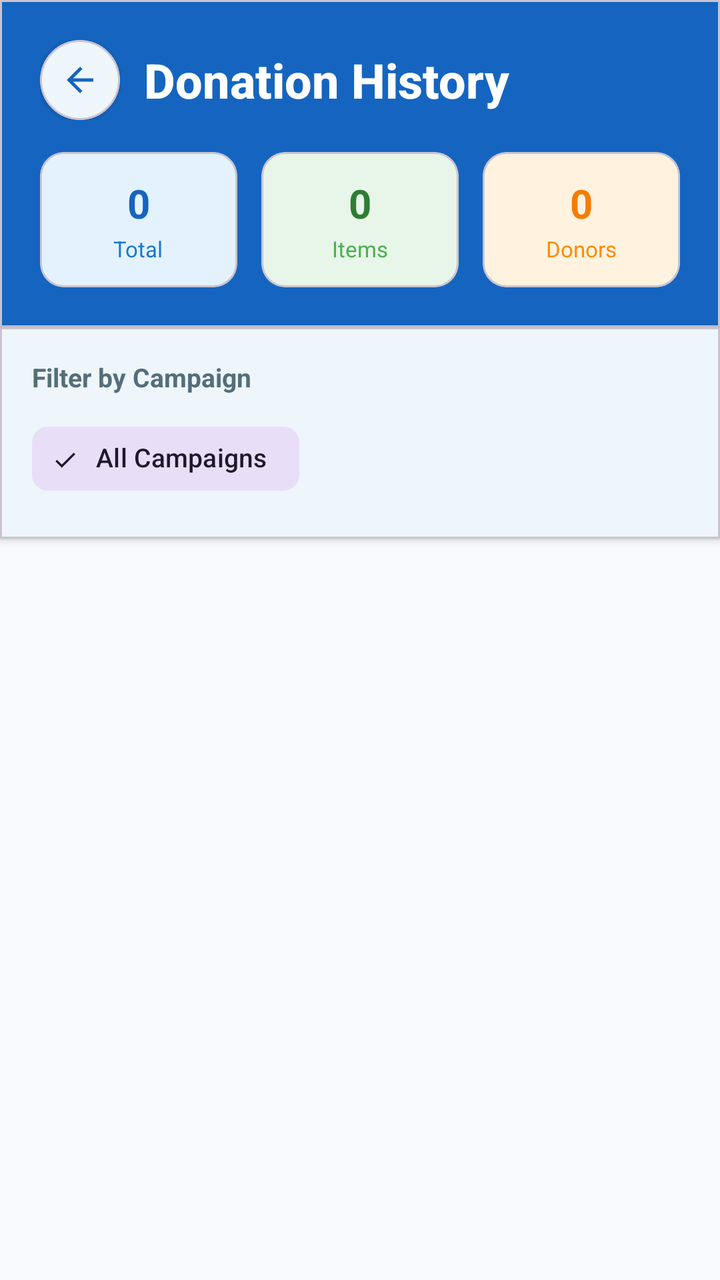
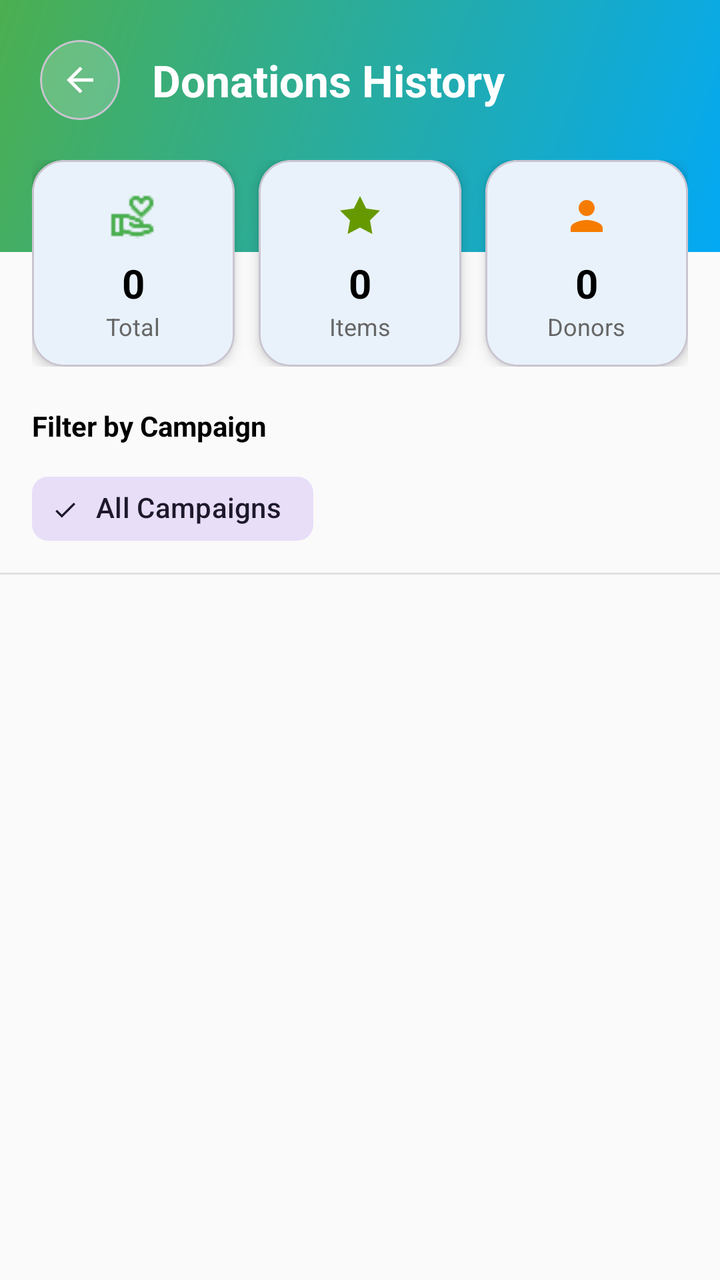

Compare the two renders of this Android layout. The source of the first and the diff that turns it into the second are given below.
<!-- AndroidManifest.xml: application theme Theme.GiveEase -->
<!-- res/layout/fragment_ngo_donation_history.xml -->
<?xml version="1.0" encoding="utf-8"?>
<LinearLayout xmlns:android="http://schemas.android.com/apk/res/android"
    xmlns:app="http://schemas.android.com/apk/res-auto"
    android:layout_width="match_parent"
    android:layout_height="match_parent"
    android:orientation="vertical"
    android:background="#F8F9FC">

    
    <com.google.android.material.card.MaterialCardView
        android:layout_width="match_parent"
        android:layout_height="wrap_content"
        app:cardCornerRadius="0dp"
        app:cardBackgroundColor="#1565C0">

        <LinearLayout
            android:layout_width="match_parent"
            android:layout_height="wrap_content"
            android:orientation="vertical"
            android:padding="20dp">

            <LinearLayout
                android:layout_width="match_parent"
                android:layout_height="wrap_content"
                android:orientation="horizontal"
                android:gravity="center_vertical"
                android:layout_marginBottom="16dp">

                <com.google.android.material.card.MaterialCardView
                    android:id="@+id/btnBack"
                    android:layout_width="40dp"
                    android:layout_height="40dp"
                    app:cardCornerRadius="20dp"
                    app:cardElevation="2dp"
                    app:cardBackgroundColor="#FFFFFF"
                    android:clickable="true"
                    android:focusable="true">

                    <ImageView
                        android:layout_width="20dp"
                        android:layout_height="20dp"
                        android:layout_gravity="center"
                        android:src="@drawable/ic_back"
                        app:tint="#1565C0" />
                </com.google.android.material.card.MaterialCardView>

                <TextView
                    android:layout_width="0dp"
                    android:layout_height="wrap_content"
                    android:layout_weight="1"
                    android:text="Donation History"
                    android:textSize="24sp"
                    android:textStyle="bold"
                    android:textColor="#FFFFFF"
                    android:fontFamily="sans-serif-medium"
                    android:layout_marginStart="12dp" />
            </LinearLayout>

            
            <LinearLayout
                android:layout_width="match_parent"
                android:layout_height="wrap_content"
                android:orientation="horizontal"
                android:weightSum="3">

                
                <com.google.android.material.card.MaterialCardView
                    android:layout_width="0dp"
                    android:layout_weight="1"
                    android:layout_height="wrap_content"
                    app:cardCornerRadius="12dp"
                    app:cardElevation="0dp"
                    app:cardBackgroundColor="#E3F2FD"
                    android:layout_marginEnd="8dp">

                    <LinearLayout
                        android:layout_width="match_parent"
                        android:layout_height="wrap_content"
                        android:orientation="vertical"
                        android:padding="12dp"
                        android:gravity="center">

                        <TextView
                            android:id="@+id/tvTotalDonations"
                            android:layout_width="wrap_content"
                            android:layout_height="wrap_content"
                            android:text="0"
                            android:textSize="20sp"
                            android:textStyle="bold"
                            android:textColor="#1565C0" />

                        <TextView
                            android:layout_width="wrap_content"
                            android:layout_height="wrap_content"
                            android:text="Total"
                            android:textSize="11sp"
                            android:textColor="#1976D2"
                            android:layout_marginTop="2dp" />
                    </LinearLayout>
                </com.google.android.material.card.MaterialCardView>

                
                <com.google.android.material.card.MaterialCardView
                    android:layout_width="0dp"
                    android:layout_weight="1"
                    android:layout_height="wrap_content"
                    app:cardCornerRadius="12dp"
                    app:cardElevation="0dp"
                    app:cardBackgroundColor="#E8F5E9"
                    android:layout_marginHorizontal="4dp">

                    <LinearLayout
                        android:layout_width="match_parent"
                        android:layout_height="wrap_content"
                        android:orientation="vertical"
                        android:padding="12dp"
                        android:gravity="center">

                        <TextView
                            android:id="@+id/tvTotalItems"
                            android:layout_width="wrap_content"
                            android:layout_height="wrap_content"
                            android:text="0"
                            android:textSize="20sp"
                            android:textStyle="bold"
                            android:textColor="#2E7D32" />

                        <TextView
                            android:layout_width="wrap_content"
                            android:layout_height="wrap_content"
                            android:text="Items"
                            android:textSize="11sp"
                            android:textColor="#4CAF50"
                            android:layout_marginTop="2dp" />
                    </LinearLayout>
                </com.google.android.material.card.MaterialCardView>

                
                <com.google.android.material.card.MaterialCardView
                    android:layout_width="0dp"
                    android:layout_weight="1"
                    android:layout_height="wrap_content"
                    app:cardCornerRadius="12dp"
                    app:cardElevation="0dp"
                    app:cardBackgroundColor="#FFF3E0"
                    android:layout_marginStart="8dp">

                    <LinearLayout
                        android:layout_width="match_parent"
                        android:layout_height="wrap_content"
                        android:orientation="vertical"
                        android:padding="12dp"
                        android:gravity="center">

                        <TextView
                            android:id="@+id/tvUniqueDonors"
                            android:layout_width="wrap_content"
                            android:layout_height="wrap_content"
                            android:text="0"
                            android:textSize="20sp"
                            android:textStyle="bold"
                            android:textColor="#F57C00" />

                        <TextView
                            android:layout_width="wrap_content"
                            android:layout_height="wrap_content"
                            android:text="Donors"
                            android:textSize="11sp"
                            android:textColor="#FB8C00"
                            android:layout_marginTop="2dp" />
                    </LinearLayout>
                </com.google.android.material.card.MaterialCardView>
            </LinearLayout>
        </LinearLayout>
    </com.google.android.material.card.MaterialCardView>

    
    <com.google.android.material.card.MaterialCardView
        android:layout_width="match_parent"
        android:layout_height="wrap_content"
        app:cardCornerRadius="0dp"
        app:cardElevation="2dp"
        app:cardBackgroundColor="@android:color/white"
        android:layout_marginBottom="4dp">

        <LinearLayout
            android:layout_width="match_parent"
            android:layout_height="wrap_content"
            android:orientation="vertical"
            android:padding="16dp">

            <TextView
                android:layout_width="wrap_content"
                android:layout_height="wrap_content"
                android:text="Filter by Campaign"
                android:textSize="13sp"
                android:textStyle="bold"
                android:textColor="#546E7A"
                android:layout_marginBottom="8dp" />

            <HorizontalScrollView
                android:layout_width="match_parent"
                android:layout_height="wrap_content"
                android:scrollbars="none">

                <com.google.android.material.chip.ChipGroup
                    android:id="@+id/chipGroupCampaigns"
                    android:layout_width="wrap_content"
                    android:layout_height="wrap_content"
                    app:singleSelection="true"
                    app:chipSpacingHorizontal="8dp">

                    <com.google.android.material.chip.Chip
                        android:id="@+id/chipAll"
                        android:layout_width="wrap_content"
                        android:layout_height="wrap_content"
                        android:text="All Campaigns"
                        android:textSize="13sp"
                        style="@style/Widget.Material3.Chip.Filter"
                        android:checked="true" />
                </com.google.android.material.chip.ChipGroup>
            </HorizontalScrollView>
        </LinearLayout>
    </com.google.android.material.card.MaterialCardView>

    
    <FrameLayout
        android:layout_width="match_parent"
        android:layout_height="0dp"
        android:layout_weight="1">

        
        <androidx.recyclerview.widget.RecyclerView
            android:id="@+id/recyclerViewDonations"
            android:layout_width="match_parent"
            android:layout_height="match_parent"
            android:padding="16dp"
            android:clipToPadding="false" />

        
        <ProgressBar
            android:id="@+id/progressBar"
            android:layout_width="wrap_content"
            android:layout_height="wrap_content"
            android:layout_gravity="center"
            android:visibility="gone" />

        
        <LinearLayout
            android:id="@+id/layoutEmptyState"
            android:layout_width="match_parent"
            android:layout_height="match_parent"
            android:orientation="vertical"
            android:gravity="center"
            android:padding="40dp"
            android:visibility="gone">

            <ImageView
                android:layout_width="120dp"
                android:layout_height="120dp"
                android:src="@drawable/ic_history"
                app:tint="#BDBDBD"
                android:layout_marginBottom="20dp" />

            <TextView
                android:layout_width="wrap_content"
                android:layout_height="wrap_content"
                android:text="No Donations Yet"
                android:textSize="20sp"
                android:textStyle="bold"
                android:textColor="#546E7A"
                android:layout_marginBottom="8dp" />

            <TextView
                android:id="@+id/tvEmptyMessage"
                android:layout_width="wrap_content"
                android:layout_height="wrap_content"
                android:text="Donations to your campaigns will appear here"
                android:textSize="14sp"
                android:textColor="#78909C"
                android:gravity="center"
                android:lineSpacingExtra="4dp" />
        </LinearLayout>
    </FrameLayout>
</LinearLayout>
<!-- resources referenced by this layout -->
<resources>
  <!-- drawable ic_back (drawable) -->
  <vector xmlns:android="http://schemas.android.com/apk/res/android"
      android:width="24dp"
      android:height="24dp"
      android:viewportWidth="24"
      android:viewportHeight="24">
      <path
          android:fillColor="#FF000000"
          android:pathData="M20,11H7.83l5.59,-5.59L12,4l-8,8 8,8 1.41,-1.41L7.83,13H20v-2z"/>
  </vector>
  <!-- drawable ic_history: png bitmap (drawable, 413 bytes) -->
  <style name="Theme.GiveEase" parent="Theme.Material3.Light.NoActionBar">
          
          <item name="colorPrimary">@color/primary_blue</item>
          <item name="colorOnPrimary">@color/white</item>
          <item name="colorSecondary">@color/teal_200</item>
          <item name="colorOnSecondary">@color/black</item>
  
          
          <item name="android:windowBackground">@color/background</item>
          <item name="colorSurface">@color/surface</item>
          <item name="colorOnSurface">@color/onSurface</item>
          <item name="colorOnBackground">@color/onBackground</item>
  
          
          <item name="android:statusBarColor" tools:targetApi="l">?attr/colorPrimary</item>
  
      </style>
  <color name="primary_blue">#1976D2</color>
  <color name="white">#FFFFFFFF</color>
  <color name="teal_200">#FF03DAC5</color>
  <color name="black">#FF000000</color>
  <color name="background">#FAFAFA</color>
  <color name="surface">#FFFFFF</color>
  <color name="onSurface">#212121</color>
  <color name="onBackground">#212121</color>
</resources>

<!-- the commit's change to res/layout/fragment_ngo_donation_history.xml (unified diff, before → after) -->
@@ -4,26 +4,28 @@
     android:layout_width="match_parent"
     android:layout_height="match_parent"
     android:orientation="vertical"
-    android:background="#F8F9FC">
+    android:background="@color/background">
 
     
-    <com.google.android.material.card.MaterialCardView
+    <RelativeLayout
         android:layout_width="match_parent"
-        android:layout_height="wrap_content"
-        app:cardCornerRadius="0dp"
-        app:cardBackgroundColor="#1565C0">
+        android:layout_height="wrap_content">
 
         <LinearLayout
             android:layout_width="match_parent"
             android:layout_height="wrap_content"
+            android:background="@drawable/home_header_gradient"
             android:orientation="vertical"
-            android:padding="20dp">
-
+            android:paddingBottom="50dp">
+
+            
             <LinearLayout
                 android:layout_width="match_parent"
                 android:layout_height="wrap_content"
                 android:orientation="horizontal"
                 android:gravity="center_vertical"
+                android:paddingHorizontal="20dp"
+                android:paddingTop="20dp"
                 android:layout_marginBottom="16dp">
 
                 <com.google.android.material.card.MaterialCardView
@@ -31,8 +33,8 @@
                     android:layout_width="40dp"
                     android:layout_height="40dp"
                     app:cardCornerRadius="20dp"
-                    app:cardElevation="2dp"
-                    app:cardBackgroundColor="#FFFFFF"
+                    app:cardElevation="0dp"
+                    app:cardBackgroundColor="#33FFFFFF"
                     android:clickable="true"
                     android:focusable="true">
 
@@ -41,187 +43,208 @@
                         android:layout_height="20dp"
                         android:layout_gravity="center"
                         android:src="@drawable/ic_back"
-                        app:tint="#1565C0" />
+                        app:tint="@android:color/white" />
                 </com.google.android.material.card.MaterialCardView>
 
                 <TextView
                     android:layout_width="0dp"
                     android:layout_height="wrap_content"
                     android:layout_weight="1"
-                    android:text="Donation History"
-                    android:textSize="24sp"
+                    android:text="Donations History"
+                    android:textSize="22sp"
                     android:textStyle="bold"
-                    android:textColor="#FFFFFF"
-                    android:fontFamily="sans-serif-medium"
-                    android:layout_marginStart="12dp" />
+                    android:textColor="@android:color/white"
+                    android:layout_marginStart="16dp" />
             </LinearLayout>
 
+        </LinearLayout>
+
+        
+        <LinearLayout
+            android:layout_width="match_parent"
+            android:layout_height="wrap_content"
+            android:orientation="horizontal"
+            android:layout_marginTop="80dp"
+            android:paddingHorizontal="16dp"
+            android:weightSum="3">
+
             
-            <LinearLayout
-                android:layout_width="match_parent"
-                android:layout_height="wrap_content"
-                android:orientation="horizontal"
-                android:weightSum="3">
-
-                
-                <com.google.android.material.card.MaterialCardView
-                    android:layout_width="0dp"
-                    android:layout_weight="1"
-                    android:layout_height="wrap_content"
-                    app:cardCornerRadius="12dp"
-                    app:cardElevation="0dp"
-                    app:cardBackgroundColor="#E3F2FD"
-                    android:layout_marginEnd="8dp">
-
-                    <LinearLayout
-                        android:layout_width="match_parent"
-                        android:layout_height="wrap_content"
-                        android:orientation="vertical"
-                        android:padding="12dp"
-                        android:gravity="center">
-
-                        <TextView
-                            android:id="@+id/tvTotalDonations"
-                            android:layout_width="wrap_content"
-                            android:layout_height="wrap_content"
-                            android:text="0"
-                            android:textSize="20sp"
-                            android:textStyle="bold"
-                            android:textColor="#1565C0" />
-
-                        <TextView
-                            android:layout_width="wrap_content"
-                            android:layout_height="wrap_content"
-                            android:text="Total"
-                            android:textSize="11sp"
-                            android:textColor="#1976D2"
-                            android:layout_marginTop="2dp" />
-                    </LinearLayout>
-                </com.google.android.material.card.MaterialCardView>
-
-                
-                <com.google.android.material.card.MaterialCardView
-                    android:layout_width="0dp"
-                    android:layout_weight="1"
-                    android:layout_height="wrap_content"
-                    app:cardCornerRadius="12dp"
-                    app:cardElevation="0dp"
-                    app:cardBackgroundColor="#E8F5E9"
-                    android:layout_marginHorizontal="4dp">
-
-                    <LinearLayout
-                        android:layout_width="match_parent"
-                        android:layout_height="wrap_content"
-                        android:orientation="vertical"
-                        android:padding="12dp"
-                        android:gravity="center">
-
-                        <TextView
-                            android:id="@+id/tvTotalItems"
-                            android:layout_width="wrap_content"
-                            android:layout_height="wrap_content"
-                            android:text="0"
-                            android:textSize="20sp"
-                            android:textStyle="bold"
-                            android:textColor="#2E7D32" />
-
-                        <TextView
-                            android:layout_width="wrap_content"
-                            android:layout_height="wrap_content"
-                            android:text="Items"
-                            android:textSize="11sp"
-                            android:textColor="#4CAF50"
-                            android:layout_marginTop="2dp" />
-                    </LinearLayout>
-                </com.google.android.material.card.MaterialCardView>
-
-                
-                <com.google.android.material.card.MaterialCardView
-                    android:layout_width="0dp"
-                    android:layout_weight="1"
-                    android:layout_height="wrap_content"
-                    app:cardCornerRadius="12dp"
-                    app:cardElevation="0dp"
-                    app:cardBackgroundColor="#FFF3E0"
-                    android:layout_marginStart="8dp">
-
-                    <LinearLayout
-                        android:layout_width="match_parent"
-                        android:layout_height="wrap_content"
-                        android:orientation="vertical"
-                        android:padding="12dp"
-                        android:gravity="center">
-
-                        <TextView
-                            android:id="@+id/tvUniqueDonors"
-                            android:layout_width="wrap_content"
-                            android:layout_height="wrap_content"
-                            android:text="0"
-                            android:textSize="20sp"
-                            android:textStyle="bold"
-                            android:textColor="#F57C00" />
-
-                        <TextView
-                            android:layout_width="wrap_content"
-                            android:layout_height="wrap_content"
-                            android:text="Donors"
-                            android:textSize="11sp"
-                            android:textColor="#FB8C00"
-                            android:layout_marginTop="2dp" />
-                    </LinearLayout>
-                </com.google.android.material.card.MaterialCardView>
-            </LinearLayout>
+            <com.google.android.material.card.MaterialCardView
+                android:layout_width="0dp"
+                android:layout_weight="1"
+                android:layout_height="wrap_content"
+                app:cardCornerRadius="16dp"
+                app:cardElevation="4dp"
+                app:cardBackgroundColor="@android:color/white"
+                android:layout_marginEnd="6dp">
+
+                <LinearLayout
+                    android:layout_width="match_parent"
+                    android:layout_height="wrap_content"
+                    android:orientation="vertical"
+                    android:paddingTop="16dp"
+                    android:paddingBottom="12dp"
+                    android:gravity="center">
+
+                    <ImageView
+                        android:layout_width="24dp"
+                        android:layout_height="24dp"
+                        android:src="@drawable/ic_donation"
+                        app:tint="@color/primary"
+                        android:layout_marginBottom="8dp" />
+
+                    <TextView
+                        android:id="@+id/tvTotalDonations"
+                        android:layout_width="wrap_content"
+                        android:layout_height="wrap_content"
+                        android:text="0"
+                        android:textSize="20sp"
+                        android:textStyle="bold"
+                        android:textColor="@android:color/black" />
+
+                    <TextView
+                        android:layout_width="wrap_content"
+                        android:layout_height="wrap_content"
+                        android:text="Total"
+                        android:textSize="12sp"
+                        android:textColor="#666666" />
+                </LinearLayout>
+            </com.google.android.material.card.MaterialCardView>
+
+            
+            <com.google.android.material.card.MaterialCardView
+                android:layout_width="0dp"
+                android:layout_weight="1"
+                android:layout_height="wrap_content"
+                app:cardCornerRadius="16dp"
+                app:cardElevation="4dp"
+                app:cardBackgroundColor="@android:color/white"
+                android:layout_marginHorizontal="6dp">
+
+                <LinearLayout
+                    android:layout_width="match_parent"
+                    android:layout_height="wrap_content"
+                    android:orientation="vertical"
+                    android:paddingTop="16dp"
+                    android:paddingBottom="12dp"
+                    android:gravity="center">
+
+                    <ImageView
+                        android:layout_width="24dp"
+                        android:layout_height="24dp"
+                        android:src="@drawable/ic_category"
+                        app:tint="@android:color/holo_green_dark"
+                        android:layout_marginBottom="8dp" />
+
+                    <TextView
+                        android:id="@+id/tvTotalItems"
+                        android:layout_width="wrap_content"
+                        android:layout_height="wrap_content"
+                        android:text="0"
+                        android:textSize="20sp"
+                        android:textStyle="bold"
+                        android:textColor="@android:color/black" />
+
+                    <TextView
+                        android:layout_width="wrap_content"
+                        android:layout_height="wrap_content"
+                        android:text="Items"
+                        android:textSize="12sp"
+                        android:textColor="#666666" />
+                </LinearLayout>
+            </com.google.android.material.card.MaterialCardView>
+
+            
+            <com.google.android.material.card.MaterialCardView
+                android:layout_width="0dp"
+                android:layout_weight="1"
+                android:layout_height="wrap_content"
+                app:cardCornerRadius="16dp"
+                app:cardElevation="4dp"
+                app:cardBackgroundColor="@android:color/white"
+                android:layout_marginStart="6dp">
+
+                <LinearLayout
+                    android:layout_width="match_parent"
+                    android:layout_height="wrap_content"
+                    android:orientation="vertical"
+                    android:paddingTop="16dp"
+                    android:paddingBottom="12dp"
+                    android:gravity="center">
+
+                    <ImageView
+                        android:layout_width="24dp"
+                        android:layout_height="24dp"
+                        android:src="@drawable/ic_profile"
+                        app:tint="#F57C00"
+                        android:layout_marginBottom="8dp" />
+
+                    <TextView
+                        android:id="@+id/tvUniqueDonors"
+                        android:layout_width="wrap_content"
+                        android:layout_height="wrap_content"
+                        android:text="0"
+                        android:textSize="20sp"
+                        android:textStyle="bold"
+                        android:textColor="@android:color/black" />
+
+                    <TextView
+                        android:layout_width="wrap_content"
+                        android:layout_height="wrap_content"
+                        android:text="Donors"
+                        android:textSize="12sp"
+                        android:textColor="#666666" />
+                </LinearLayout>
+            </com.google.android.material.card.MaterialCardView>
         </LinearLayout>
-    </com.google.android.material.card.MaterialCardView>
+    </RelativeLayout>
 
     
-    <com.google.android.material.card.MaterialCardView
+    <LinearLayout
         android:layout_width="match_parent"
         android:layout_height="wrap_content"
-        app:cardCornerRadius="0dp"
-        app:cardElevation="2dp"
-        app:cardBackgroundColor="@android:color/white"
-        android:layout_marginBottom="4dp">
-
-        <LinearLayout
-            android:layout_width="match_parent"
-            android:layout_height="wrap_content"
-            android:orientation="vertical"
-            android:padding="16dp">
-
-            <TextView
+        android:orientation="vertical"
+        android:paddingTop="20dp"
+        android:paddingBottom="8dp"
+        android:paddingHorizontal="16dp">
+
+        <TextView
+            android:layout_width="wrap_content"
+            android:layout_height="wrap_content"
+            android:text="Filter by Campaign"
+            android:textSize="14sp"
+            android:textStyle="bold"
+            android:textColor="@android:color/black"
+            android:layout_marginBottom="8dp" />
+
+        <HorizontalScrollView
+            android:layout_width="match_parent"
+            android:layout_height="wrap_content"
+            android:scrollbars="none">
+
+            <com.google.android.material.chip.ChipGroup
+                android:id="@+id/chipGroupCampaigns"
                 android:layout_width="wrap_content"
                 android:layout_height="wrap_content"
-                android:text="Filter by Campaign"
-                android:textSize="13sp"
-                android:textStyle="bold"
-                android:textColor="#546E7A"
-                android:layout_marginBottom="8dp" />
-
-            <HorizontalScrollView
-                android:layout_width="match_parent"
-                android:layout_height="wrap_content"
-                android:scrollbars="none">
-
-                <com.google.android.material.chip.ChipGroup
-                    android:id="@+id/chipGroupCampaigns"
+                app:singleSelection="true"
+                app:chipSpacingHorizontal="8dp">
+
+                <com.google.android.material.chip.Chip
+                    android:id="@+id/chipAll"
                     android:layout_width="wrap_content"
                     android:layout_height="wrap_content"
-                    app:singleSelection="true"
-                    app:chipSpacingHorizontal="8dp">
-
-                    <com.google.android.material.chip.Chip
-                        android:id="@+id/chipAll"
-                        android:layout_width="wrap_content"
-                        android:layout_height="wrap_content"
-                        android:text="All Campaigns"
-                        android:textSize="13sp"
-                        style="@style/Widget.Material3.Chip.Filter"
-                        android:checked="true" />
-                </com.google.android.material.chip.ChipGroup>
-            </HorizontalScrollView>
-        </LinearLayout>
-    </com.google.android.material.card.MaterialCardView>
+                    android:text="All Campaigns"
+                    android:textSize="14sp"
+                    style="@style/Widget.Material3.Chip.Filter"
+                    android:checked="true" />
+            </com.google.android.material.chip.ChipGroup>
+        </HorizontalScrollView>
+    </LinearLayout>
+
+    <View
+        android:layout_width="match_parent"
+        android:layout_height="1dp"
+        android:background="#E0E0E0" />
 
     
     <FrameLayout
@@ -259,8 +282,9 @@
                 android:layout_width="120dp"
                 android:layout_height="120dp"
                 android:src="@drawable/ic_history"
-                app:tint="#BDBDBD"
-                android:layout_marginBottom="20dp" />
+                android:alpha="0.2"
+                app:tint="@color/primary"
+                android:layout_marginBottom="24dp" />
 
             <TextView
                 android:layout_width="wrap_content"
@@ -268,7 +292,7 @@
                 android:text="No Donations Yet"
                 android:textSize="20sp"
                 android:textStyle="bold"
-                android:textColor="#546E7A"
+                android:textColor="@android:color/black"
                 android:layout_marginBottom="8dp" />
 
             <TextView
@@ -277,7 +301,7 @@
                 android:layout_height="wrap_content"
                 android:text="Donations to your campaigns will appear here"
                 android:textSize="14sp"
-                android:textColor="#78909C"
+                android:textColor="#999999"
                 android:gravity="center"
                 android:lineSpacingExtra="4dp" />
         </LinearLayout>
<!-- resource entries referenced after the edit -->
@@ -10,7 +10,28 @@
           android:fillColor="#FF000000"
           android:pathData="M20,11H7.83l5.59,-5.59L12,4l-8,8 8,8 1.41,-1.41L7.83,13H20v-2z"/>
   </vector>
+  <!-- drawable ic_category (drawable) -->
+  <vector xmlns:android="http://schemas.android.com/apk/res/android"
+      android:width="24dp"
+      android:height="24dp"
+      android:viewportWidth="24"
+      android:viewportHeight="24">
+      <path
+          android:fillColor="#FF000000"
+          android:pathData="M12,2l3.09,6.26L22,9.27l-5,4.87L18.18,21L12,17.77L5.82,21L7,14.14L2,9.27l6.91,-1.01L12,2z"/>
+  </vector>
+  <!-- drawable ic_donation: png bitmap (drawable, 513 bytes) -->
   <!-- drawable ic_history: png bitmap (drawable, 413 bytes) -->
+  <!-- drawable ic_profile (drawable) -->
+  <vector xmlns:android="http://schemas.android.com/apk/res/android"
+      android:width="24dp"
+      android:height="24dp"
+      android:viewportWidth="24"
+      android:viewportHeight="24">
+      <path
+          android:fillColor="#000000"
+          android:pathData="M12,12c2.21,0 4,-1.79 4,-4s-1.79,-4 -4,-4 -4,1.79 -4,4 1.79,4 4,4zM12,14c-2.67,0 -8,1.34 -8,4v2h16v-2c0,-2.66 -5.33,-4 -8,-4z"/>
+  </vector>
   <style name="Theme.GiveEase" parent="Theme.Material3.Light.NoActionBar">
           
           <item name="colorPrimary">@color/primary_blue</item>
@@ -28,11 +49,21 @@
           <item name="android:statusBarColor" tools:targetApi="l">?attr/colorPrimary</item>
   
       </style>
+  <color name="secondary">#03A9F4</color>
   <color name="primary_blue">#1976D2</color>
   <color name="white">#FFFFFFFF</color>
   <color name="teal_200">#FF03DAC5</color>
   <color name="black">#FF000000</color>
   <color name="background">#FAFAFA</color>
+  <color name="primary">#4CAF50</color>
+  <!-- drawable home_header_gradient (drawable) -->
+  <shape xmlns:android="http://schemas.android.com/apk/res/android">
+      <gradient
+          android:angle="135"
+          android:startColor="@color/secondary"
+          android:endColor="@color/primary"
+          android:type="linear" />
+  </shape>
   <color name="surface">#FFFFFF</color>
   <color name="onSurface">#212121</color>
   <color name="onBackground">#212121</color>
